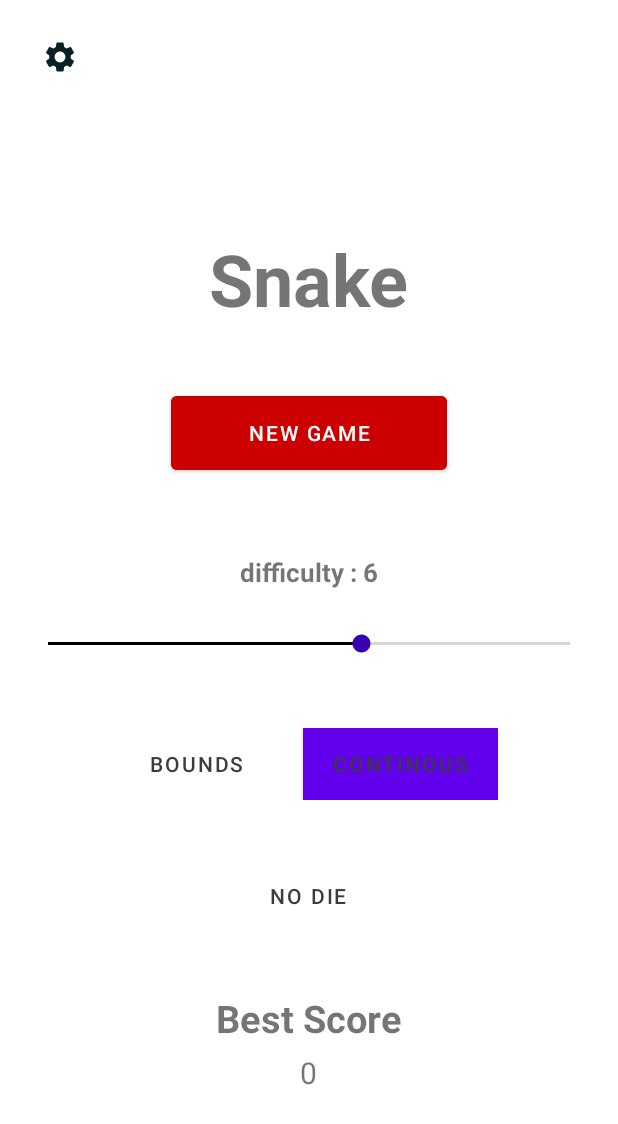
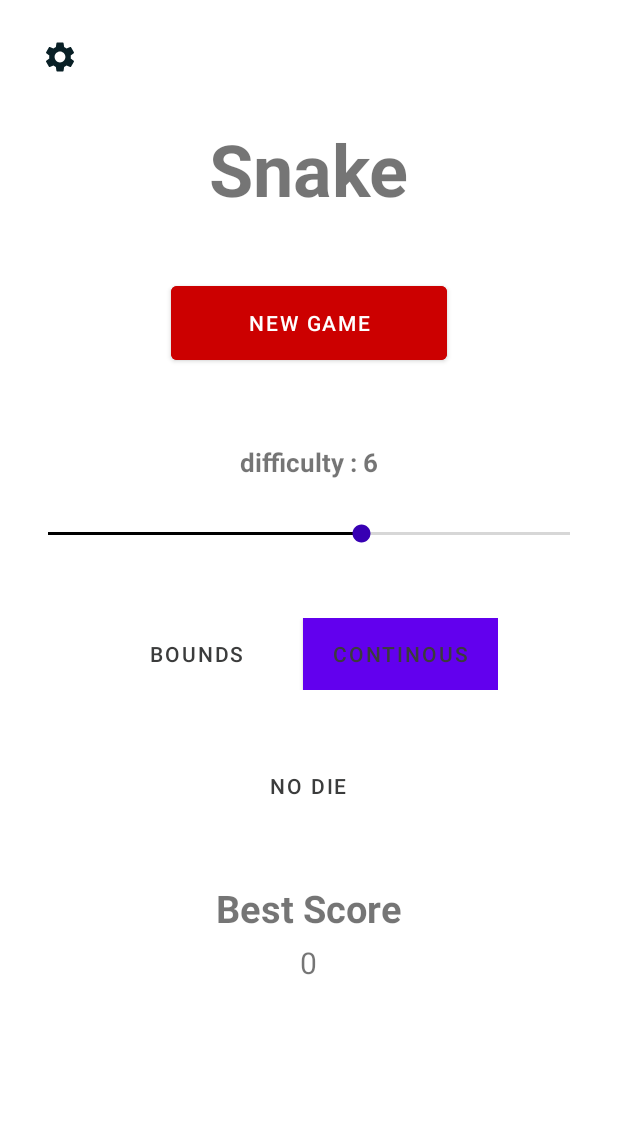
Before and after one commit to Zyad007ahmed/Snake, an Android app: the screen it shows after launch (MainActivity), on a phone screen of 412 x 824 dp. Shown: the top 1124 px of the screen. Run offline under Robolectric (Android 15) with nearby library versions, the phone set to English and light mode, and no system bars.

Commit message:
Snake Game !

```diff
--- a/app/src/main/AndroidManifest.xml
+++ b/app/src/main/AndroidManifest.xml
@@ -11,7 +11,8 @@
         android:theme="@style/Theme.Snake">
         <activity android:name=".settingActivity"
             android:label="Settings"/>
-        <activity android:name=".game" />
+        <activity android:name=".game"
+            android:screenOrientation="portrait"/>
         <activity android:name=".MainActivity">
             <intent-filter>
                 <action android:name="android.intent.action.MAIN" />
--- a/app/src/main/java/com/example/snake/game.java
+++ b/app/src/main/java/com/example/snake/game.java
@@ -297,8 +297,6 @@ public class game extends AppCompatActivity {
 
                     h2.postDelayed(r2, delay);
 
-                    bounds();
-
                     switch (nextDir) {
                         case RIGHT:
                             if (curDir == DOWN)
@@ -329,6 +327,8 @@ public class game extends AppCompatActivity {
                             newNode(headX, headY + 1, DOWN);
                             break;
                     }
+
+                    bounds();
 
                     // if he didn't eat delete last node
                     if (!didEat()) {
@@ -375,8 +375,6 @@ public class game extends AppCompatActivity {
 
                     h2.postDelayed(r2, delay);
 
-                    bounds();
-
                     switch (nextDir) {
                         case RIGHT:
                             if (curDir == DOWN)
@@ -407,6 +405,8 @@ public class game extends AppCompatActivity {
                             newNode(headX, headY + 1, DOWN);
                             break;
                     }
+
+                    bounds();
 
                     // if he didn't eat delete last node
                     if (!didEat()) {
--- a/app/src/main/res/layout/activity_main.xml
+++ b/app/src/main/res/layout/activity_main.xml
@@ -1,164 +1,139 @@
 <?xml version="1.0" encoding="utf-8"?>
 <RelativeLayout xmlns:android="http://schemas.android.com/apk/res/android"
-    xmlns:app="http://schemas.android.com/apk/res-auto"
     xmlns:tools="http://schemas.android.com/tools"
     android:layout_width="match_parent"
     android:layout_height="match_parent"
-    tools:context=".MainActivity"
+    android:gravity="center"
     android:orientation="vertical"
     android:padding="16dp"
-    android:gravity="center">
+    tools:context=".MainActivity">
 
     <ImageButton
         android:id="@+id/setting_button"
         android:layout_width="wrap_content"
         android:layout_height="wrap_content"
-        android:src="@drawable/ic_baseline_settings_24"
-        android:backgroundTint="@android:color/transparent" />
+        android:backgroundTint="@android:color/transparent"
+        android:src="@drawable/ic_baseline_settings_24" />
+
+    <ScrollView
+        android:layout_width="match_parent"
+        android:layout_height="match_parent"
+        android:layout_below="@id/setting_button">
 
         <LinearLayout
             android:layout_width="match_parent"
             android:layout_height="match_parent"
-        android:orientation="vertical"
             android:gravity="center"
-        android:layout_below="@id/setting_button">
+            android:orientation="vertical">
 
             <TextView
                 android:id="@+id/textView"
                 android:layout_width="wrap_content"
                 android:layout_height="wrap_content"
+                android:layout_gravity="center_horizontal"
+                android:layout_marginVertical="20dp"
                 android:text="Snake"
-            android:textStyle="bold"
                 android:textSize="48sp"
-            android:layout_gravity="center_horizontal"
-            android:layout_marginVertical="20dp"/>
+                android:textStyle="bold" />
 
             <Button
                 android:id="@+id/new_game"
                 android:layout_width="184dp"
                 android:layout_height="61dp"
-            android:text="@string/new_game_button"
+                android:layout_gravity="center_horizontal"
+                android:layout_marginVertical="20dp"
                 android:backgroundTint="@android:color/holo_red_dark"
-            android:layout_gravity="center_horizontal"
-            android:layout_marginVertical="20dp"/>
+                android:text="@string/new_game_button" />
 
             <TextView
                 android:id="@+id/diff_level"
                 android:layout_width="wrap_content"
                 android:layout_height="wrap_content"
+                android:layout_marginTop="30dp"
                 android:text="difficulty : "
                 android:textSize="17sp"
-            android:textStyle="bold"
-            android:layout_marginTop="30dp"/>
+                android:textStyle="bold" />
 
             <LinearLayout
                 android:layout_width="match_parent"
                 android:layout_height="wrap_content"
-            android:orientation="horizontal"
                 android:layout_gravity="center_horizontal"
-            android:layout_marginVertical="20dp">
-
-<!--            <Button-->
-<!--                android:id="@+id/easy"-->
-<!--                android:layout_width="wrap_content"-->
-<!--                android:layout_height="wrap_content"-->
-<!--                android:text="Easy"-->
-<!--                android:textColor="#3B3C3C"-->
-<!--                android:paddingHorizontal="20dp"-->
-<!--                android:background="@android:color/transparent"-->
-<!--                android:layout_marginRight="20dp"/>-->
-
-<!--            <Button-->
-<!--                android:id="@+id/medium"-->
-<!--                android:layout_width="wrap_content"-->
-<!--                android:layout_height="wrap_content"-->
-<!--                android:text="Medium"-->
-<!--                android:textColor="#3B3C3C"-->
-<!--                android:paddingHorizontal="20dp"-->
-<!--                android:background="@android:color/transparent"-->
-<!--                android:layout_marginRight="20dp"/>-->
-
-<!--            <Button-->
-<!--                android:id="@+id/hard"-->
-<!--                android:layout_width="wrap_content"-->
-<!--                android:layout_height="wrap_content"-->
-<!--                android:text="Hard"-->
-<!--                android:textColor="#3B3C3C"-->
-<!--                android:paddingHorizontal="20dp"-->
-<!--                android:background="@android:color/transparent"/>-->
+                android:layout_marginVertical="20dp"
+                android:orientation="horizontal">
 
                 <SeekBar
                     android:id="@+id/level_bar"
                     android:layout_width="match_parent"
                     android:layout_height="32dp"
+                    android:max="10"
                     android:min="0"
-                android:max="10"
-                android:thumbTint="@color/purple_700"
-                android:progressTint="#000000"/>
+                    android:progressTint="#000000"
+                    android:thumbTint="@color/purple_700" />
 
             </LinearLayout>
 
             <LinearLayout
                 android:layout_width="wrap_content"
                 android:layout_height="wrap_content"
-            android:orientation="horizontal"
                 android:layout_gravity="center_horizontal"
-            android:layout_marginVertical="20dp">
+                android:layout_marginVertical="20dp"
+                android:orientation="horizontal">
 
                 <Button
                     android:id="@+id/bounds"
                     android:layout_width="wrap_content"
                     android:layout_height="wrap_content"
+                    android:layout_marginRight="20dp"
+                    android:background="@android:color/transparent"
+                    android:paddingHorizontal="20dp"
                     android:text="bounds"
-                android:textColor="#3B3C3C"
-                android:paddingHorizontal="20dp"
-                android:background="@android:color/transparent"
-                android:layout_marginRight="20dp"/>
+                    android:textColor="#3B3C3C" />
 
                 <Button
                     android:id="@+id/continous"
                     android:layout_width="wrap_content"
                     android:layout_height="wrap_content"
+                    android:background="@android:color/transparent"
+                    android:paddingHorizontal="20dp"
                     android:text="continous"
-                android:textColor="#3B3C3C"
-                android:paddingHorizontal="20dp"
-                android:background="@android:color/transparent"/>
+                    android:textColor="#3B3C3C" />
 
             </LinearLayout>
 
             <LinearLayout
                 android:layout_width="wrap_content"
                 android:layout_height="wrap_content"
-            android:orientation="horizontal"
                 android:layout_gravity="center_horizontal"
-            android:layout_marginVertical="20dp">
+                android:layout_marginVertical="20dp"
+                android:orientation="horizontal">
 
                 <Button
                     android:id="@+id/no_die"
                     android:layout_width="wrap_content"
                     android:layout_height="wrap_content"
+                    android:background="@android:color/transparent"
+                    android:paddingHorizontal="20dp"
                     android:text="No Die"
-                android:textColor="#3B3C3C"
-                android:paddingHorizontal="20dp"
-                android:background="@android:color/transparent"/>
+                    android:textColor="#3B3C3C" />
 
             </LinearLayout>
 
             <TextView
                 android:layout_width="wrap_content"
                 android:layout_height="wrap_content"
+                android:layout_marginTop="20dp"
                 android:text="Best Score"
-            android:textStyle="bold"
                 android:textSize="25sp"
-            android:layout_marginTop="20dp"/>
+                android:textStyle="bold" />
 
             <TextView
                 android:id="@+id/main_best_score"
                 android:layout_width="wrap_content"
                 android:layout_height="wrap_content"
+                android:layout_marginVertical="5dp"
                 android:text="0"
-            android:textSize="20sp"
-            android:layout_marginVertical="5dp"/>
+                android:textSize="20sp" />
         </LinearLayout>
+    </ScrollView>
 
 </RelativeLayout>
```
Lines whose indentation alone changed are shown as unchanged.
